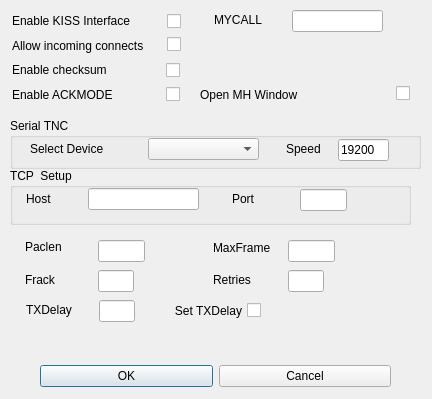
Qt form KISSConfig.ui (g8bpq/QtTermTCP) before a commit.
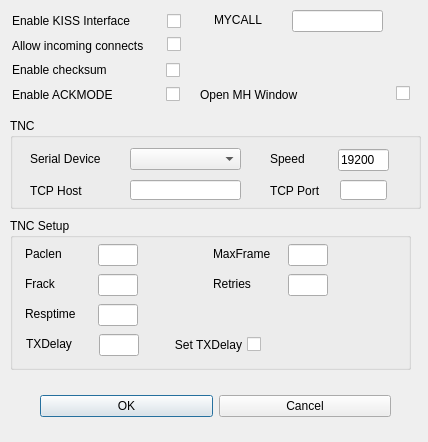
The same form after that commit.

```diff
--- a/KISSConfig.ui
+++ b/KISSConfig.ui
@@ -6,8 +6,8 @@
    <rect>
     <x>0</x>
     <y>0</y>
-    <width>432</width>
-    <height>399</height>
+    <width>428</width>
+    <height>442</height>
    </rect>
   </property>
   <property name="windowTitle">
@@ -17,7 +17,7 @@
    <property name="geometry">
     <rect>
      <x>40</x>
-     <y>360</y>
+     <y>390</y>
      <width>351</width>
      <height>33</height>
     </rect>
@@ -58,83 +58,14 @@
    <property name="geometry">
     <rect>
      <x>10</x>
-     <y>168</y>
+     <y>218</y>
      <width>401</width>
-     <height>57</height>
+     <height>152</height>
     </rect>
    </property>
    <property name="title">
-    <string>TCP  Setup</string>
+    <string>TNC Setup</string>
    </property>
-   <widget class="QLineEdit" name="Host">
-    <property name="geometry">
-     <rect>
-      <x>78</x>
-      <y>20</y>
-      <width>111</width>
-      <height>22</height>
-     </rect>
-    </property>
-   </widget>
-   <widget class="QLineEdit" name="Port">
-    <property name="geometry">
-     <rect>
-      <x>290</x>
-      <y>21</y>
-      <width>47</width>
-      <height>22</height>
-     </rect>
-    </property>
-   </widget>
-   <widget class="QLabel" name="label_20">
-    <property name="geometry">
-     <rect>
-      <x>16</x>
-      <y>24</y>
-      <width>47</width>
-      <height>13</height>
-     </rect>
-    </property>
-    <property name="text">
-     <string>Host</string>
-    </property>
-   </widget>
-   <widget class="QLabel" name="label_21">
-    <property name="geometry">
-     <rect>
-      <x>222</x>
-      <y>24</y>
-      <width>47</width>
-      <height>13</height>
-     </rect>
-    </property>
-    <property name="text">
-     <string>Port</string>
-    </property>
-   </widget>
-   <widget class="QLineEdit" name="Port_2">
-    <property name="geometry">
-     <rect>
-      <x>85</x>
-      <y>63</y>
-      <width>47</width>
-      <height>22</height>
-     </rect>
-    </property>
-   </widget>
-   <widget class="QLabel" name="label_24">
-    <property name="geometry">
-     <rect>
-      <x>20</x>
-      <y>66</y>
-      <width>47</width>
-      <height>13</height>
-     </rect>
-    </property>
-    <property name="text">
-     <string>Port</string>
-    </property>
-   </widget>
   </widget>
   <widget class="QGroupBox" name="groupBox_5">
    <property name="geometry">
@@ -142,17 +73,17 @@
      <x>10</x>
      <y>118</y>
      <width>411</width>
-     <height>51</height>
+     <height>91</height>
     </rect>
    </property>
    <property name="title">
-    <string>Serial TNC</string>
+    <string>TNC</string>
    </property>
    <widget class="QComboBox" name="SerialPort">
     <property name="geometry">
      <rect>
-      <x>138</x>
-      <y>20</y>
+      <x>120</x>
+      <y>30</y>
       <width>111</width>
       <height>22</height>
      </rect>
@@ -162,20 +93,20 @@
     <property name="geometry">
      <rect>
       <x>20</x>
-      <y>23</y>
+      <y>33</y>
       <width>131</width>
       <height>16</height>
      </rect>
     </property>
     <property name="text">
-     <string>Select Device</string>
+     <string>Serial Device</string>
     </property>
    </widget>
    <widget class="QLabel" name="label_23">
     <property name="geometry">
      <rect>
-      <x>276</x>
-      <y>20</y>
+      <x>260</x>
+      <y>30</y>
       <width>47</width>
       <height>22</height>
      </rect>
@@ -188,7 +119,7 @@
     <property name="geometry">
      <rect>
       <x>328</x>
-      <y>21</y>
+      <y>31</y>
       <width>51</width>
       <height>22</height>
      </rect>
@@ -254,9 +185,9 @@
    <property name="geometry">
     <rect>
      <x>25</x>
-     <y>240</y>
+     <y>244</y>
      <width>47</width>
-     <height>13</height>
+     <height>20</height>
     </rect>
    </property>
    <property name="text">
@@ -267,8 +198,8 @@
    <property name="geometry">
     <rect>
      <x>98</x>
-     <y>240</y>
-     <width>47</width>
+     <y>244</y>
+     <width>40</width>
      <height>22</height>
     </rect>
    </property>
@@ -277,9 +208,9 @@
    <property name="geometry">
     <rect>
      <x>213</x>
-     <y>240</y>
+     <y>244</y>
      <width>66</width>
-     <height>16</height>
+     <height>20</height>
     </rect>
    </property>
    <property name="text">
@@ -290,8 +221,8 @@
    <property name="geometry">
     <rect>
      <x>288</x>
-     <y>240</y>
-     <width>47</width>
+     <y>244</y>
+     <width>40</width>
      <height>22</height>
     </rect>
    </property>
@@ -300,7 +231,7 @@
    <property name="geometry">
     <rect>
      <x>25</x>
-     <y>270</y>
+     <y>274</y>
      <width>47</width>
      <height>20</height>
     </rect>
@@ -313,8 +244,8 @@
    <property name="geometry">
     <rect>
      <x>98</x>
-     <y>270</y>
-     <width>36</width>
+     <y>274</y>
+     <width>40</width>
      <height>22</height>
     </rect>
    </property>
@@ -323,9 +254,9 @@
    <property name="geometry">
     <rect>
      <x>213</x>
-     <y>273</y>
+     <y>274</y>
      <width>47</width>
-     <height>13</height>
+     <height>20</height>
     </rect>
    </property>
    <property name="text">
@@ -336,8 +267,8 @@
    <property name="geometry">
     <rect>
      <x>288</x>
-     <y>270</y>
-     <width>36</width>
+     <y>274</y>
+     <width>40</width>
      <height>22</height>
     </rect>
    </property>
@@ -433,7 +364,7 @@
    <property name="geometry">
     <rect>
      <x>150</x>
-     <y>300</y>
+     <y>334</y>
      <width>111</width>
      <height>21</height>
     </rect>
@@ -449,8 +380,8 @@
    <property name="geometry">
     <rect>
      <x>99</x>
-     <y>300</y>
-     <width>36</width>
+     <y>334</y>
+     <width>40</width>
      <height>22</height>
     </rect>
    </property>
@@ -459,9 +390,9 @@
    <property name="geometry">
     <rect>
      <x>26</x>
-     <y>302</y>
+     <y>334</y>
      <width>71</width>
-     <height>16</height>
+     <height>20</height>
     </rect>
    </property>
    <property name="text">
@@ -497,6 +428,75 @@
     <string/>
    </property>
   </widget>
+  <widget class="QLabel" name="label_30">
+   <property name="geometry">
+    <rect>
+     <x>25</x>
+     <y>304</y>
+     <width>71</width>
+     <height>20</height>
+    </rect>
+   </property>
+   <property name="text">
+    <string>Resptime</string>
+   </property>
+  </widget>
+  <widget class="QLineEdit" name="Resptime">
+   <property name="geometry">
+    <rect>
+     <x>98</x>
+     <y>304</y>
+     <width>40</width>
+     <height>22</height>
+    </rect>
+   </property>
+  </widget>
+  <widget class="QLabel" name="label_20">
+   <property name="geometry">
+    <rect>
+     <x>30</x>
+     <y>180</y>
+     <width>91</width>
+     <height>21</height>
+    </rect>
+   </property>
+   <property name="text">
+    <string>TCP Host</string>
+   </property>
+  </widget>
+  <widget class="QLineEdit" name="Host">
+   <property name="geometry">
+    <rect>
+     <x>130</x>
+     <y>180</y>
+     <width>111</width>
+     <height>20</height>
+    </rect>
+   </property>
+  </widget>
+  <widget class="QLineEdit" name="Port">
+   <property name="geometry">
+    <rect>
+     <x>340</x>
+     <y>180</y>
+     <width>47</width>
+     <height>20</height>
+    </rect>
+   </property>
+  </widget>
+  <widget class="QLabel" name="label_31">
+   <property name="geometry">
+    <rect>
+     <x>270</x>
+     <y>180</y>
+     <width>61</width>
+     <height>22</height>
+    </rect>
+   </property>
+   <property name="text">
+    <string>TCP Port</string>
+   </property>
+  </widget>
  </widget>
  <resources/>
  <connections>
```
